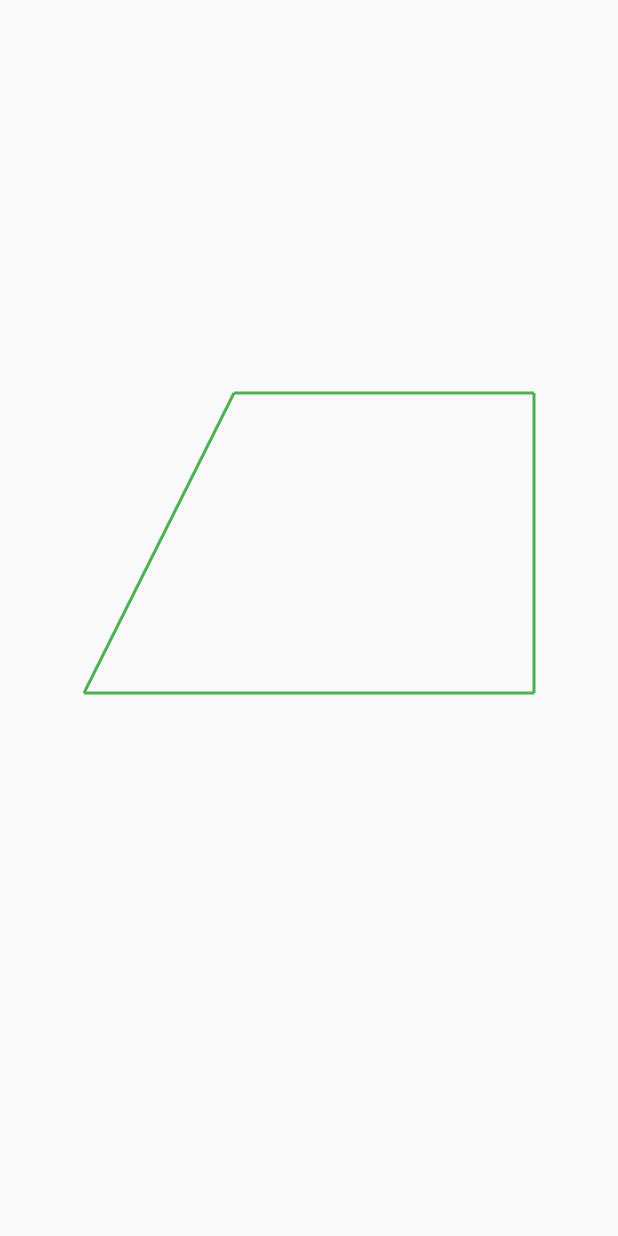
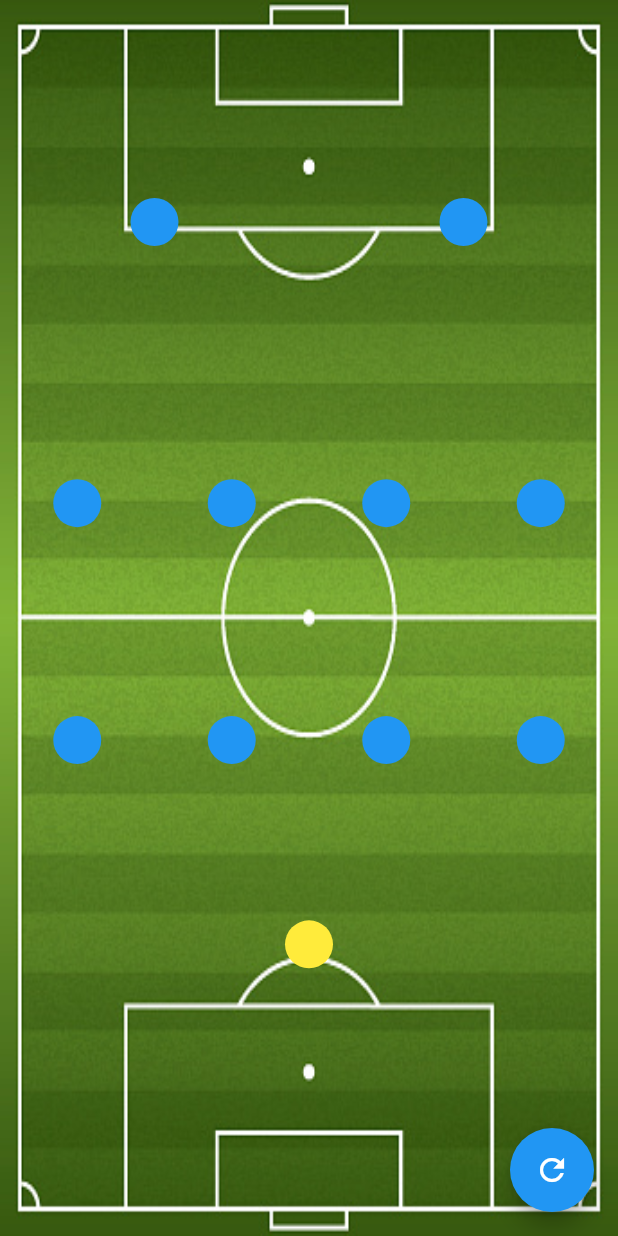
Before and after one commit to Saw-YanLinOo/Flutter-Tutorial, a Flutter app: the screen it shows after launch, on a phone screen of 412 x 824 dp. Run offline on Flutter 3.47's test engine with Material 2 defaults, Android fonts, the phone set to English and light mode, and no system bars; our stand-ins replace auto_size_text, dio, dots_indicator, flutter_rating_bar, hive, hive_flutter and 2 more; accounts and stored records are empty; generated files the repository leaves out were written again.

Commit message:
📝 add custom football component

```diff
--- /dev/null
+++ b/flutter_custom_components/lib/custom_layouts/custom_football_layout.dart
@@ -0,0 +1,266 @@
+import 'dart:math';
+
+import 'package:flutter/material.dart';
+import 'package:flutter_custom_components/utils/constants.dart';
+import 'package:flutter_custom_components/utils/demins.dart';
+import 'package:flutter_custom_components/utils/string.dart';
+
+class CustomFootballLayout extends StatefulWidget {
+  const CustomFootballLayout({Key? key}) : super(key: key);
+
+  @override
+  State<CustomFootballLayout> createState() => _CustomFootballLayoutState();
+}
+
+class _CustomFootballLayoutState extends State<CustomFootballLayout> {
+  Formations formations = Formations.FOUR_FOUR_TWO;
+
+  @override
+  Widget build(BuildContext context) {
+    return Scaffold(
+      body: Stack(
+        children: [
+          FootballPatchBackgroundView(),
+          FormationView(
+            formationType: formations,
+          ),
+        ],
+      ),
+      floatingActionButton: FloatingActionButton(
+        child: Icon(Icons.refresh),
+        backgroundColor: Colors.blue,
+        onPressed: () {
+          formations =
+              Formations.values[Random().nextInt(Formations.values.length)];
+          setState(() {});
+        },
+      ),
+    );
+  }
+}
+
+class FormationView extends StatelessWidget {
+  final Formations formationType;
+
+  const FormationView({Key? key, required this.formationType})
+      : super(key: key);
+
+  @override
+  Widget build(BuildContext context) {
+    return Container(
+      child: _generateFormation(formationType),
+    );
+  }
+
+  Widget _generateFormation(Formations formation) {
+    switch (formation) {
+      case Formations.FOUR_FOUR_TWO:
+        return FormationViewFourFourTwo();
+      case Formations.FOUR_TWO_THREE_ONE:
+        return FormationViewFourTwoThreeOne();
+      case Formations.FOUR_THREE_THREE:
+        return FormationViewFourThreeThree();
+      case Formations.THREE_FOUR_THREE:
+        return FormationViewThreeFourThree();
+    }
+  }
+}
+
+class FormationViewThreeFourThree extends StatelessWidget {
+  const FormationViewThreeFourThree({
+    Key? key,
+  }) : super(key: key);
+
+  @override
+  Widget build(BuildContext context) {
+    return Container(
+      margin: EdgeInsets.only(top: MARGIN_XL_FT),
+      child: Column(
+        children: [
+          GridView.count(
+            shrinkWrap: true,
+            crossAxisCount: 3,
+            physics: const NeverScrollableScrollPhysics(),
+            children: List.generate(3, (index) => const PlayerView()),
+          ),
+          SizedBox(height: MediaQuery.of(context).size.height / 25),
+          GridView.count(
+            shrinkWrap: true,
+            crossAxisCount: 4,
+            physics: const NeverScrollableScrollPhysics(),
+            children: List.generate(4, (index) => const PlayerView()),
+          ),
+          SizedBox(height: MediaQuery.of(context).size.height / 15),
+          GridView.count(
+            shrinkWrap: true,
+            crossAxisCount: 3,
+            physics: const NeverScrollableScrollPhysics(),
+            children: List.generate(3, (index) => const PlayerView()),
+          ),
+          SizedBox(height: MediaQuery.of(context).size.height / 12),
+          PlayerView(isGoolKeeper: true),
+        ],
+      ),
+    );
+  }
+}
+
+class FormationViewFourThreeThree extends StatelessWidget {
+  const FormationViewFourThreeThree({
+    Key? key,
+  }) : super(key: key);
+
+  @override
+  Widget build(BuildContext context) {
+    return Container(
+      margin: EdgeInsets.only(top: MARGIN_XL_FT),
+      child: Column(
+        children: [
+          GridView.count(
+            shrinkWrap: true,
+            crossAxisCount: 3,
+            physics: const NeverScrollableScrollPhysics(),
+            children: List.generate(3, (index) => const PlayerView()),
+          ),
+          SizedBox(height: MediaQuery.of(context).size.height / 25),
+          GridView.count(
+            shrinkWrap: true,
+            crossAxisCount: 3,
+            physics: const NeverScrollableScrollPhysics(),
+            children: List.generate(3, (index) => const PlayerView()),
+          ),
+          SizedBox(height: MediaQuery.of(context).size.height / 15),
+          GridView.count(
+            shrinkWrap: true,
+            crossAxisCount: 4,
+            physics: const NeverScrollableScrollPhysics(),
+            children: List.generate(4, (index) => const PlayerView()),
+          ),
+          SizedBox(height: MediaQuery.of(context).size.height / 12),
+          PlayerView(isGoolKeeper: true),
+        ],
+      ),
+    );
+  }
+}
+
+class FormationViewFourTwoThreeOne extends StatelessWidget {
+  const FormationViewFourTwoThreeOne({Key? key}) : super(key: key);
+
+  @override
+  Widget build(BuildContext context) {
+    return Container(
+      margin: EdgeInsets.only(top: MARGIN_XL_FT),
+      child: Column(
+        children: [
+          PlayerView(),
+          SizedBox(height: MediaQuery.of(context).size.height / 25),
+          GridView.count(
+            shrinkWrap: true,
+            crossAxisCount: 3,
+            physics: const NeverScrollableScrollPhysics(),
+            children: List.generate(3, (index) => const PlayerView()),
+          ),
+          SizedBox(height: MediaQuery.of(context).size.height / 40),
+          GridView.count(
+            shrinkWrap: true,
+            crossAxisCount: 2,
+            physics: const NeverScrollableScrollPhysics(),
+            children: List.generate(2, (index) => const PlayerView()),
+          ),
+          SizedBox(height: MediaQuery.of(context).size.height / 50),
+          GridView.count(
+            shrinkWrap: true,
+            crossAxisCount: 4,
+            physics: const NeverScrollableScrollPhysics(),
+            children: List.generate(4, (index) => const PlayerView()),
+          ),
+          SizedBox(height: MediaQuery.of(context).size.height / 50),
+          PlayerView(isGoolKeeper: true)
+        ],
+      ),
+    );
+  }
+}
+
+class FormationViewFourFourTwo extends StatelessWidget {
+  const FormationViewFourFourTwo({
+    Key? key,
+  }) : super(key: key);
+
+  @override
+  Widget build(BuildContext context) {
+    return Container(
+      margin: EdgeInsets.only(top: MARGIN_XL_FT),
+      child: Column(
+        children: [
+          GridView.count(
+            shrinkWrap: true,
+            crossAxisCount: 2,
+            physics: const NeverScrollableScrollPhysics(),
+            children: List.generate(2, (index) => const PlayerView()),
+          ),
+          SizedBox(height: MediaQuery.of(context).size.height / 25),
+          GridView.count(
+            shrinkWrap: true,
+            crossAxisCount: 4,
+            physics: const NeverScrollableScrollPhysics(),
+            children: List.generate(4, (index) => const PlayerView()),
+          ),
+          SizedBox(height: MediaQuery.of(context).size.height / 15),
+          GridView.count(
+            shrinkWrap: true,
+            crossAxisCount: 4,
+            physics: const NeverScrollableScrollPhysics(),
+            children: List.generate(4, (index) => const PlayerView()),
+          ),
+          SizedBox(height: MediaQuery.of(context).size.height / 12),
+          PlayerView(isGoolKeeper: true),
+        ],
+      ),
+    );
+  }
+}
+
+class PlayerView extends StatelessWidget {
+  final bool? isGoolKeeper;
+  const PlayerView({
+    Key? key,
+    this.isGoolKeeper,
+  }) : super(key: key);
+
+  @override
+  Widget build(BuildContext context) {
+    return Container(
+      child: Center(
+        child: Container(
+          width: MARGIN_XL,
+          height: MARGIN_XL,
+          decoration: BoxDecoration(
+              borderRadius: BorderRadius.circular(MARGIN_MEDIUM_2),
+              color: isGoolKeeper ?? false ? Colors.yellow : Colors.blue),
+        ),
+      ),
+    );
+  }
+}
+
+class FootballPatchBackgroundView extends StatelessWidget {
+  const FootballPatchBackgroundView({
+    Key? key,
+  }) : super(key: key);
+
+  @override
+  Widget build(BuildContext context) {
+    return Container(
+      width: double.infinity,
+      height: double.infinity,
+      child: Image.asset(
+        width: double.infinity,
+        height: double.infinity,
+        FOOTBALL_PATCH_BACKGROUND,
+        fit: BoxFit.fill,
+      ),
+    );
+  }
+}
--- a/flutter_custom_components/lib/main.dart
+++ b/flutter_custom_components/lib/main.dart
@@ -1,4 +1,5 @@
 import 'package:flutter/material.dart';
+import 'package:flutter_custom_components/custom_layouts/custom_football_layout.dart';
 import 'package:flutter_custom_components/custom_painter/custom_painter_demo.dart';
 
 void main() {
@@ -17,7 +18,10 @@ class MyApp extends StatelessWidget {
       ),
       debugShowCheckedModeBanner: false,
       home: Scaffold(
-        body: const CustomPinterDemo(),
+        body: SafeArea(
+          //child:CustomPinterDemo(),
+          child: CustomFootballLayout(),
+        ),
       ),
     );
   }
--- /dev/null
+++ b/flutter_custom_components/lib/utils/constants.dart
@@ -0,0 +1,6 @@
+enum Formations {
+  FOUR_FOUR_TWO,
+  FOUR_TWO_THREE_ONE,
+  FOUR_THREE_THREE,
+  THREE_FOUR_THREE,
+}
--- /dev/null
+++ b/flutter_custom_components/lib/utils/demins.dart
@@ -0,0 +1,3 @@
+const MARGIN_XL_FT = 45.0;
+const MARGIN_XL = 32.0;
+const MARGIN_MEDIUM_2 = 16.0;
--- /dev/null
+++ b/flutter_custom_components/lib/utils/string.dart
@@ -0,0 +1 @@
+const FOOTBALL_PATCH_BACKGROUND = 'assets/football_pitch.jpeg';
--- a/flutter_custom_components/pubspec.yaml
+++ b/flutter_custom_components/pubspec.yaml
@@ -58,8 +58,8 @@ flutter:
   uses-material-design: true
 
   # To add assets to your application, add an assets section, like this:
-  # assets:
-  #   - images/a_dot_burr.jpeg
+  assets:
+    - assets/
   #   - images/a_dot_ham.jpeg
 
   # An image asset can refer to one or more resolution-specific "variants", see
```
Also changed, not shown: flutter_custom_components/lib/custom_painter/custom_painter_demo.dart (+13 -13 lines), flutter_custom_components/assets/football_pitch.jpeg (added).
